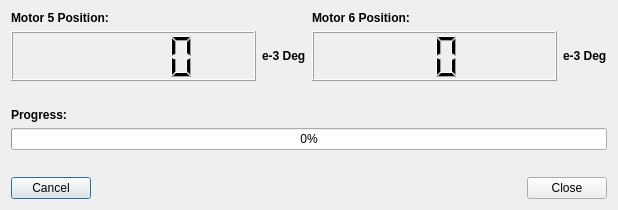
Qt form flipcoil/gui/ui/measurementdialog.ui (lnls-ima/flip-coil-control) before a commit.
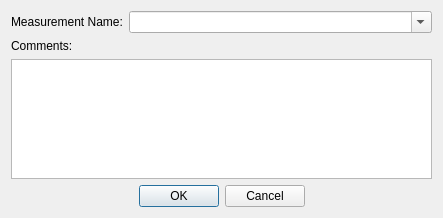
The same form after that commit.

What changed in the file:
```diff
--- a/flipcoil/gui/ui/measurementdialog.ui
+++ b/flipcoil/gui/ui/measurementdialog.ui
@@ -6,220 +6,89 @@
    <rect>
     <x>0</x>
     <y>0</y>
-    <width>618</width>
-    <height>210</height>
+    <width>443</width>
+    <height>218</height>
    </rect>
   </property>
   <property name="windowTitle">
    <string>Dialog</string>
   </property>
-  <layout class="QGridLayout" name="gridLayout">
-   <item row="0" column="0">
-    <layout class="QGridLayout" name="gridLayout_2">
-     <item row="0" column="0">
-      <widget class="QLabel" name="label_4">
-       <property name="font">
-        <font>
-         <weight>75</weight>
-         <bold>true</bold>
-        </font>
-       </property>
-       <property name="text">
-        <string>Motor 5 Position:</string>
-       </property>
-      </widget>
-     </item>
-     <item row="0" column="1">
-      <widget class="QLabel" name="label_6">
-       <property name="font">
-        <font>
-         <weight>75</weight>
-         <bold>true</bold>
-        </font>
-       </property>
-       <property name="text">
-        <string>Motor 6 Position:</string>
-       </property>
-      </widget>
-     </item>
-     <item row="1" column="0">
-      <layout class="QHBoxLayout" name="horizontalLayout_2">
-       <item>
-        <widget class="QLCDNumber" name="lcd_pos5">
-         <property name="sizePolicy">
-          <sizepolicy hsizetype="Minimum" vsizetype="Minimum">
-           <horstretch>0</horstretch>
-           <verstretch>0</verstretch>
-          </sizepolicy>
-         </property>
-         <property name="minimumSize">
-          <size>
-           <width>0</width>
-           <height>50</height>
-          </size>
-         </property>
-        </widget>
-       </item>
-       <item>
-        <widget class="QLabel" name="label_8">
-         <property name="sizePolicy">
-          <sizepolicy hsizetype="Maximum" vsizetype="Minimum">
-           <horstretch>0</horstretch>
-           <verstretch>0</verstretch>
-          </sizepolicy>
-         </property>
-         <property name="minimumSize">
-          <size>
-           <width>0</width>
-           <height>50</height>
-          </size>
-         </property>
-         <property name="font">
-          <font>
-           <weight>75</weight>
-           <bold>true</bold>
-          </font>
-         </property>
-         <property name="text">
-          <string>e-3 Deg</string>
-         </property>
-        </widget>
-       </item>
-      </layout>
-     </item>
-     <item row="1" column="1">
-      <layout class="QHBoxLayout" name="horizontalLayout">
-       <item>
-        <widget class="QLCDNumber" name="lcd_pos6">
-         <property name="sizePolicy">
-          <sizepolicy hsizetype="Minimum" vsizetype="Minimum">
-           <horstretch>0</horstretch>
-           <verstretch>0</verstretch>
-          </sizepolicy>
-         </property>
-         <property name="minimumSize">
-          <size>
-           <width>0</width>
-           <height>50</height>
-          </size>
-         </property>
-         <property name="digitCount">
-          <number>2</number>
-         </property>
-        </widget>
-       </item>
-       <item>
-        <widget class="QLabel" name="label_9">
-         <property name="sizePolicy">
-          <sizepolicy hsizetype="Maximum" vsizetype="Minimum">
-           <horstretch>0</horstretch>
-           <verstretch>0</verstretch>
-          </sizepolicy>
-         </property>
-         <property name="minimumSize">
-          <size>
-           <width>0</width>
-           <height>50</height>
-          </size>
-         </property>
-         <property name="font">
-          <font>
-           <weight>75</weight>
-           <bold>true</bold>
-          </font>
-         </property>
-         <property name="text">
-          <string>e-3 Deg</string>
-         </property>
-        </widget>
-       </item>
-      </layout>
-     </item>
-    </layout>
-   </item>
-   <item row="1" column="0">
-    <spacer name="verticalSpacer">
-     <property name="orientation">
-      <enum>Qt::Vertical</enum>
-     </property>
-     <property name="sizeHint" stdset="0">
-      <size>
-       <width>20</width>
-       <height>5</height>
-      </size>
-     </property>
-    </spacer>
-   </item>
-   <item row="2" column="0">
-    <widget class="QLabel" name="label">
-     <property name="font">
-      <font>
-       <weight>75</weight>
-       <bold>true</bold>
-      </font>
-     </property>
-     <property name="text">
-      <string>Progress:</string>
-     </property>
-    </widget>
-   </item>
-   <item row="4" column="0">
-    <widget class="QProgressBar" name="prb_measurement">
-     <property name="value">
-      <number>0</number>
-     </property>
-    </widget>
-   </item>
-   <item row="5" column="0">
-    <spacer name="verticalSpacer_2">
-     <property name="orientation">
-      <enum>Qt::Vertical</enum>
-     </property>
-     <property name="sizeHint" stdset="0">
-      <size>
-       <width>20</width>
-       <height>5</height>
-      </size>
-     </property>
-    </spacer>
-   </item>
-   <item row="6" column="0">
-    <layout class="QHBoxLayout" name="horizontalLayout_3">
+  <layout class="QVBoxLayout" name="verticalLayout">
+   <item>
+    <layout class="QHBoxLayout" name="horizontalLayout_2">
      <item>
-      <widget class="QPushButton" name="pbt_cancel">
+      <widget class="QLabel" name="label">
        <property name="sizePolicy">
-        <sizepolicy hsizetype="Minimum" vsizetype="Fixed">
+        <sizepolicy hsizetype="Maximum" vsizetype="Preferred">
          <horstretch>0</horstretch>
          <verstretch>0</verstretch>
         </sizepolicy>
        </property>
        <property name="text">
-        <string>Cancel</string>
+        <string>Measurement Name:</string>
        </property>
       </widget>
      </item>
      <item>
-      <spacer name="horizontalSpacer">
-       <property name="orientation">
-        <enum>Qt::Horizontal</enum>
-       </property>
-       <property name="sizeHint" stdset="0">
-        <size>
-         <width>40</width>
-         <height>20</height>
-        </size>
-       </property>
-      </spacer>
-     </item>
-     <item>
-      <widget class="QPushButton" name="pbt_close">
-       <property name="enabled">
+      <widget class="QComboBox" name="cmb_meas_name">
+       <property name="editable">
         <bool>true</bool>
        </property>
+      </widget>
+     </item>
+    </layout>
+   </item>
+   <item>
+    <layout class="QGridLayout" name="gridLayout">
+     <item row="0" column="0">
+      <widget class="QLabel" name="label_2">
        <property name="text">
-        <string>Close</string>
+        <string>Comments:</string>
        </property>
       </widget>
+     </item>
+     <item row="1" column="0">
+      <widget class="QTextEdit" name="te_comments"/>
+     </item>
+    </layout>
+   </item>
+   <item>
+    <layout class="QHBoxLayout" name="horizontalLayout">
+     <item>
+      <spacer name="horizontalSpacer">
+       <property name="orientation">
+        <enum>Qt::Horizontal</enum>
+       </property>
+       <property name="sizeHint" stdset="0">
+        <size>
+         <width>40</width>
+         <height>20</height>
+        </size>
+       </property>
+      </spacer>
+     </item>
+     <item>
+      <widget class="QDialogButtonBox" name="buttonBox">
+       <property name="orientation">
+        <enum>Qt::Horizontal</enum>
+       </property>
+       <property name="standardButtons">
+        <set>QDialogButtonBox::Cancel|QDialogButtonBox::Ok</set>
+       </property>
+      </widget>
+     </item>
+     <item>
+      <spacer name="horizontalSpacer_2">
+       <property name="orientation">
+        <enum>Qt::Horizontal</enum>
+       </property>
+       <property name="sizeHint" stdset="0">
+        <size>
+         <width>40</width>
+         <height>20</height>
+        </size>
+       </property>
+      </spacer>
      </item>
     </layout>
    </item>
```
Left out of the diff: 39 changed lines with no effect on the pictures.
